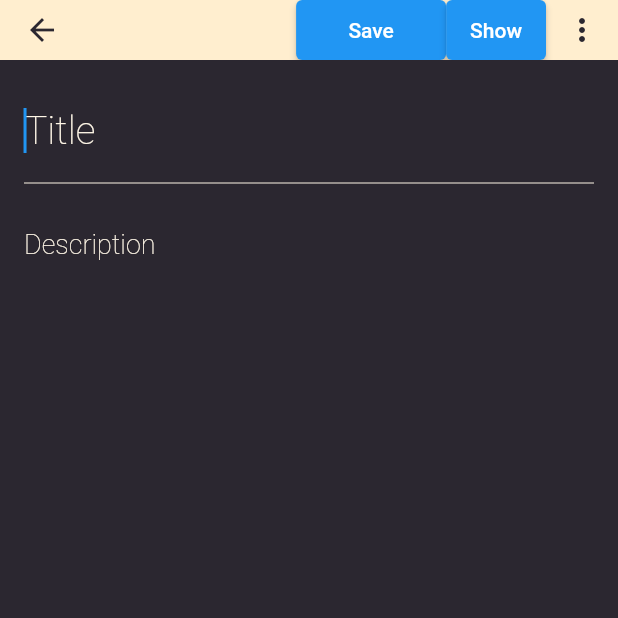
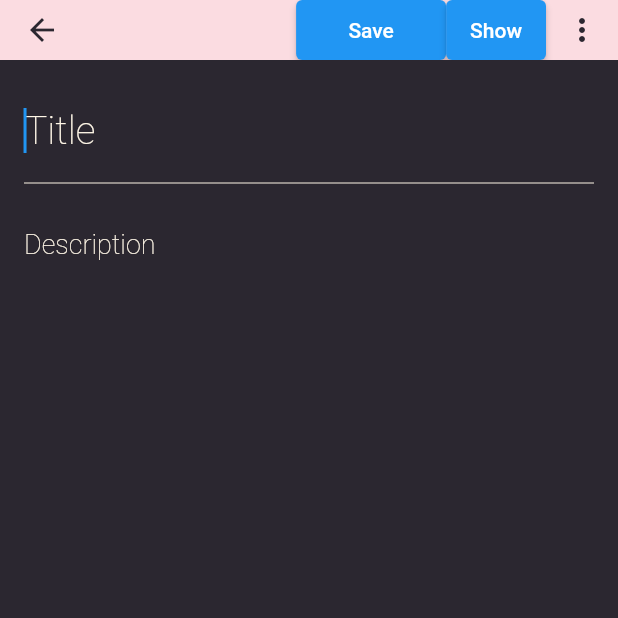
Before and after one commit to harshpreet1123/notes_flutter_app, a Flutter app: the screen it shows after launch, after a tap on the "add" icon, on a phone screen of 412 x 824 dp, the top half of it. Run offline on Flutter 3.47's test engine with Material 2 defaults, Android fonts, the phone set to English and light mode, and no system bars; our stand-ins replace sqflite, velocity_x; accounts and stored records are empty.

Commit message:
commit 18-07-2023, 07:09 PM

```diff
--- a/lib/components/csutom_textfield.dart
+++ b/lib/components/csutom_textfield.dart
@@ -1,26 +1,35 @@
 import 'package:flutter/material.dart';
 
-import '../consts/colors.dart';
-
-Widget customTextField(
-    double size,
-    FontWeight hintfontweight,
-    FontWeight textfontweight,
-    String hinttext,
-    Color color,
-    controller,
-    autofocus,
-    maxLines) {
+Widget customTextField({
+  required ValueChanged<String> onChanged,
+  required double size,
+  required FontWeight hintFontWeight,
+  required FontWeight textFontWeight,
+  required String hintText,
+  required Color color,
+  required TextEditingController controller,
+  required bool autofocus,
+  required int maxLines,
+}) {
   return TextField(
+    onChanged: onChanged,
     textCapitalization: TextCapitalization.sentences,
     maxLines: maxLines,
-    autofocus: true,
-    style: TextStyle(color: color, fontWeight: textfontweight, fontSize: size),
+    autofocus: autofocus,
+    controller: controller,
+    style: TextStyle(
+      color: color,
+      fontWeight: textFontWeight,
+      fontSize: size,
+    ),
     decoration: InputDecoration(
       border: InputBorder.none,
-      hintText: hinttext,
-      hintStyle:
-          TextStyle(color: color, fontWeight: hintfontweight, fontSize: size),
+      hintText: hintText,
+      hintStyle: TextStyle(
+        color: color,
+        fontWeight: hintFontWeight,
+        fontSize: size,
+      ),
     ),
   );
 }
--- a/lib/db/notes_database.dart
+++ b/lib/db/notes_database.dart
@@ -51,8 +51,8 @@ class NotesDatabase {
 
   Future<List<Note>> readAll() async{
     final db = await instance.database;
-    final orderBy = 'ORDER BY ${NotesField.createdTime}';
-    final result = await db.query(tableNotes,orderBy: orderBy);
+    final orderBy = '${NotesField.createdTime} DESC'; // Add the ORDER BY clause
+    final result = await db.query(tableNotes, orderBy: orderBy);
     return result.map((json) => Note.fromJson(json)).toList();
   }
 
--- a/lib/screens/home_screen.dart
+++ b/lib/screens/home_screen.dart
@@ -51,7 +51,7 @@ class _HomePageState extends State<HomePage> {
                     crossAxisCount: 2,
                     mainAxisSpacing: 10,
                     crossAxisSpacing: 10),
-                itemCount: noteColors.length,
+                itemCount: 7,
                 itemBuilder: (BuildContext context, int index) {
                   return Container(
                     decoration: BoxDecoration(
@@ -72,7 +72,7 @@ class _HomePageState extends State<HomePage> {
           borderRadius: BorderRadius.circular(16),
         ),
         onPressed: () {
-          Navigator.of(context).push(MaterialPageRoute(builder: (_)=>NoteScreen()));
+          Navigator.of(context).push(MaterialPageRoute(builder: (_)=>NoteScreen(randColor: randColor,)));
         },
         child: const Icon(
           Icons.add,
--- a/lib/screens/note_screen.dart
+++ b/lib/screens/note_screen.dart
@@ -2,52 +2,62 @@ import 'package:flutter/material.dart';
 import 'package:flutter/services.dart';
 import 'package:notes/components/csutom_textfield.dart';
 import 'package:notes/db/notes_database.dart';
-import 'package:notes/screens/home_screen.dart';
-import 'package:sqflite/sqflite.dart';
 import 'package:velocity_x/velocity_x.dart';
-import 'package:path/path.dart';
 import '../consts/colors.dart';
 import '../models/note.dart';
 
 class NoteScreen extends StatefulWidget {
-  const NoteScreen({Key? key}) : super(key: key);
+  const NoteScreen({Key? key, required this.randColor}) : super(key: key);
+  final Color randColor;
 
   @override
   State<NoteScreen> createState() => _NoteScreenState();
 }
 
 class _NoteScreenState extends State<NoteScreen> {
+
+  @override
+  void initState() {
+    super.initState();
+    SystemChrome.setSystemUIOverlayStyle(
+        SystemUiOverlayStyle(statusBarColor: widget.randColor));
+  }
+
   TextEditingController titleController = TextEditingController();
   TextEditingController descriptionController = TextEditingController();
   String? title;
   String? description;
 
-  void updateTitle() {
-    setState(() {
-      title = titleController.text;
-    });
+  @override
+  void dispose() {
+    titleController.dispose();
+    descriptionController.dispose();
+    super.dispose();
   }
 
-  void updateDescription() {
-    setState(() {
-      description = descriptionController.text;
-    });
-  }
 
   @override
   Widget build(BuildContext context) {
-    SystemChrome.setSystemUIOverlayStyle(
-        SystemUiOverlayStyle(statusBarColor: primaryColor));
 
     final NotesDatabase _db = NotesDatabase.instance;
 
+    void updateTitle(String value) {
+      setState(() {
+        title = value;
+      });
+    }
+
+    void updateDescription(String value) {
+      setState(() {
+        description = value;
+      });
+    }
+
     void saveNote() async{
-      final String title = titleController.text;
-      final String description = descriptionController.text;
 
       final Note newNote = Note(
-        title: title,
-        description: description,
+        title: title!,
+        description: description!,
         createdTime: DateTime.now(),
       );
 
@@ -72,13 +82,11 @@ class _NoteScreenState extends State<NoteScreen> {
       appBar: AppBar(
         elevation: 0,
         toolbarHeight: 40,
-        backgroundColor: primaryColor,
+        backgroundColor: widget.randColor,
         leading: IconButton(
           icon: Icon(Icons.arrow_back, color: scaffoldBackgroundColor),
           onPressed: () {
-            Navigator.of(context).pushReplacement(
-              MaterialPageRoute(builder: (_) => HomePage()),
-            );
+            Navigator.pop(context);
           },
         ),
         actions: [
@@ -107,14 +115,15 @@ class _NoteScreenState extends State<NoteScreen> {
           children: [
             20.heightBox,
             customTextField(
-              26,
-              FontWeight.w100,
-              FontWeight.w300,
-              "Title",
-              primaryColorlight,
-              titleController,
-              true,
-              1,
+              onChanged: updateTitle,
+              size: 26,
+              hintFontWeight: FontWeight.w100,
+              textFontWeight: FontWeight.w300,
+              hintText: "Title",
+              color: primaryColorlight,
+              controller: titleController,
+              autofocus: true,
+              maxLines: 1,
             )
                 .box
                 .padding(EdgeInsets.symmetric(horizontal: 16))
@@ -126,14 +135,15 @@ class _NoteScreenState extends State<NoteScreen> {
             ),
             10.heightBox,
             customTextField(
-              18,
-              FontWeight.w100,
-              FontWeight.w200,
-              "Description",
-              primaryColorlight,
-              descriptionController,
-              false,
-              100,
+              onChanged: updateDescription,
+              size: 18,
+              hintFontWeight: FontWeight.w100,
+              textFontWeight: FontWeight.w200,
+              hintText: "Description",
+              color:primaryColorlight,
+              controller: descriptionController,
+              autofocus: false,
+              maxLines: 100,
             )
                 .box
                 .padding(EdgeInsets.symmetric(horizontal: 16))
```
Also changed, not shown: lib/consts/colors.dart (+11 -0 lines).
